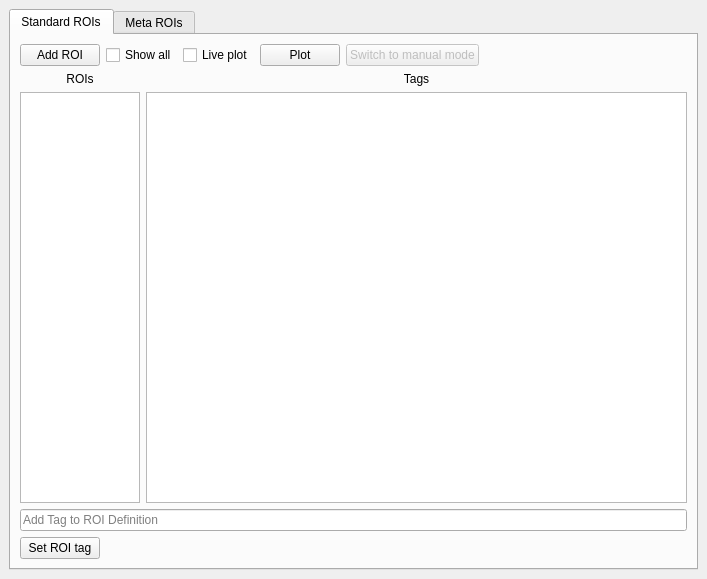
Old version of the form viewer/modules/ui_files/roi_manager_pytemplate.ui in the repository kushalkolar/MESmerize.
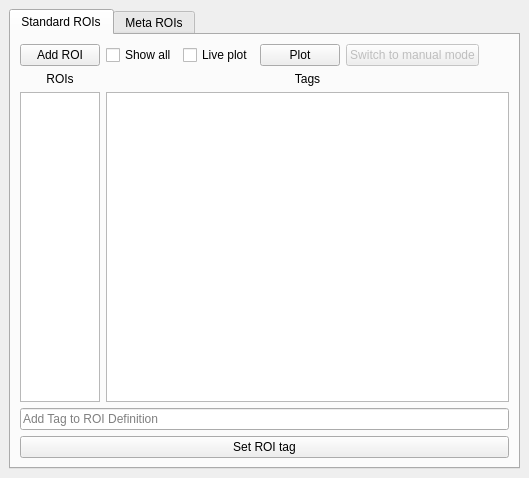
New version of the form.

What changed in the file:
```diff
--- a/viewer/modules/ui_files/roi_manager_pytemplate.ui
+++ b/viewer/modules/ui_files/roi_manager_pytemplate.ui
@@ -6,8 +6,8 @@
    <rect>
     <x>0</x>
     <y>0</y>
-    <width>707</width>
-    <height>579</height>
+    <width>529</width>
+    <height>478</height>
    </rect>
   </property>
   <property name="floating">
@@ -17,8 +17,8 @@
    <string>ROI Manager</string>
   </property>
   <widget class="QWidget" name="dockWidgetContents">
-   <layout class="QVBoxLayout" name="verticalLayout">
-    <item>
+   <layout class="QGridLayout" name="gridLayout_2">
+    <item row="0" column="0">
      <widget class="QTabWidget" name="tabWidget">
       <property name="currentIndex">
        <number>0</number>
@@ -28,38 +28,35 @@
         <string>Standard ROIs</string>
        </attribute>
        <layout class="QGridLayout" name="gridLayout">
-        <item row="2" column="0" colspan="7">
-         <widget class="QLineEdit" name="lineEditROITag">
-          <property name="placeholderText">
-           <string>Add Tag to ROI Definition</string>
+        <item row="0" column="0">
+         <widget class="QPushButton" name="btnAddROI">
+          <property name="text">
+           <string>Add ROI</string>
           </property>
          </widget>
         </item>
-        <item row="3" column="0">
-         <widget class="QPushButton" name="btnSetROITag">
+        <item row="0" column="1">
+         <widget class="QCheckBox" name="checkBoxShowAll">
           <property name="text">
-           <string>Set ROI tag</string>
+           <string>Show all</string>
           </property>
          </widget>
         </item>
-        <item row="1" column="2" colspan="5">
-         <layout class="QVBoxLayout" name="verticalLayoutTags" stretch="0,0">
-          <item>
-           <widget class="QLabel" name="label_2">
-            <property name="text">
-             <string>Tags</string>
-            </property>
-            <property name="alignment">
-             <set>Qt::AlignCenter</set>
-            </property>
-           </widget>
-          </item>
-          <item>
-           <widget class="QListWidget" name="listWidgetROITags"/>
-          </item>
-         </layout>
+        <item row="0" column="2">
+         <widget class="QCheckBox" name="checkBoxLivePlot">
+          <property name="text">
+           <string>Live plot</string>
+          </property>
+         </widget>
         </item>
-        <item row="0" column="5">
+        <item row="0" column="3">
+         <widget class="QPushButton" name="btnPlot">
+          <property name="text">
+           <string>Plot</string>
+          </property>
+         </widget>
+        </item>
+        <item row="0" column="4">
          <widget class="QPushButton" name="btnSwitchToManualMode">
           <property name="enabled">
            <bool>false</bool>
@@ -69,30 +66,29 @@
           </property>
          </widget>
         </item>
-        <item row="0" column="6">
+        <item row="0" column="5">
          <spacer name="horizontalSpacer">
           <property name="orientation">
            <enum>Qt::Horizontal</enum>
           </property>
           <property name="sizeHint" stdset="0">
            <size>
-            <width>175</width>
+            <width>25</width>
             <height>20</height>
            </size>
           </property>
          </spacer>
         </item>
-        <item row="0" column="0">
-         <widget class="QPushButton" name="btnAddROI">
-          <property name="text">
-           <string>Add ROI</string>
-          </property>
-         </widget>
-        </item>
-        <item row="1" column="0" colspan="2">
-         <layout class="QVBoxLayout" name="verticalLayoutROIList">
+        <item row="1" column="0">
+         <layout class="QVBoxLayout" name="verticalLayout">
           <item>
            <widget class="QLabel" name="label">
+            <property name="maximumSize">
+             <size>
+              <width>16777215</width>
+              <height>75</height>
+             </size>
+            </property>
             <property name="text">
              <string>ROIs</string>
             </property>
@@ -103,34 +99,62 @@
           </item>
           <item>
            <widget class="QListWidget" name="listWidgetROIs">
+            <property name="sizePolicy">
+             <sizepolicy hsizetype="Maximum" vsizetype="Expanding">
+              <horstretch>0</horstretch>
+              <verstretch>0</verstretch>
+             </sizepolicy>
+            </property>
+            <property name="minimumSize">
+             <size>
+              <width>50</width>
+              <height>0</height>
+             </size>
+            </property>
             <property name="maximumSize">
              <size>
-              <width>120</width>
+              <width>80</width>
               <height>16777215</height>
              </size>
             </property>
+            <property name="font">
+             <font>
+              <weight>75</weight>
+              <bold>true</bold>
+             </font>
+            </property>
            </widget>
           </item>
          </layout>
         </item>
-        <item row="0" column="1" colspan="2">
-         <widget class="QCheckBox" name="checkBoxShowAll">
-          <property name="text">
-           <string>Show all</string>
-          </property>
-         </widget>
+        <item row="1" column="1" colspan="5">
+         <layout class="QVBoxLayout" name="verticalLayoutTags" stretch="0,0">
+          <item>
+           <widget class="QLabel" name="label_2">
+            <property name="text">
+             <string>Tags</string>
+            </property>
+            <property name="alignment">
+             <set>Qt::AlignCenter</set>
+            </property>
+           </widget>
+          </item>
+          <item>
+           <widget class="QListWidget" name="listWidgetROITags"/>
+          </item>
+         </layout>
         </item>
-        <item row="0" column="3">
-         <widget class="QCheckBox" name="checkBoxLivePlot">
-          <property name="text">
-           <string>Live plot</string>
+        <item row="2" column="0" colspan="6">
+         <widget class="QLineEdit" name="lineEditROITag">
+          <property name="placeholderText">
+           <string>Add Tag to ROI Definition</string>
           </property>
          </widget>
         </item>
-        <item row="0" column="4">
-         <widget class="QPushButton" name="btnPlot">
+        <item row="3" column="0" colspan="6">
+         <widget class="QPushButton" name="btnSetROITag">
           <property name="text">
-           <string>Plot</string>
+           <string>Set ROI tag</string>
           </property>
          </widget>
         </item>
```
Left out of the diff: 6 changed lines with no effect on the pictures.
